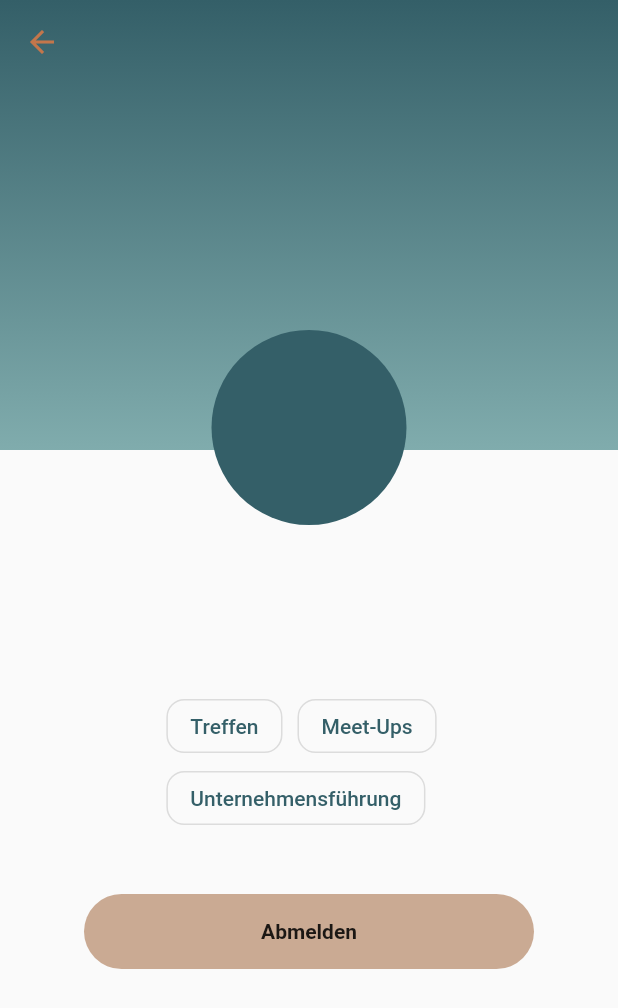
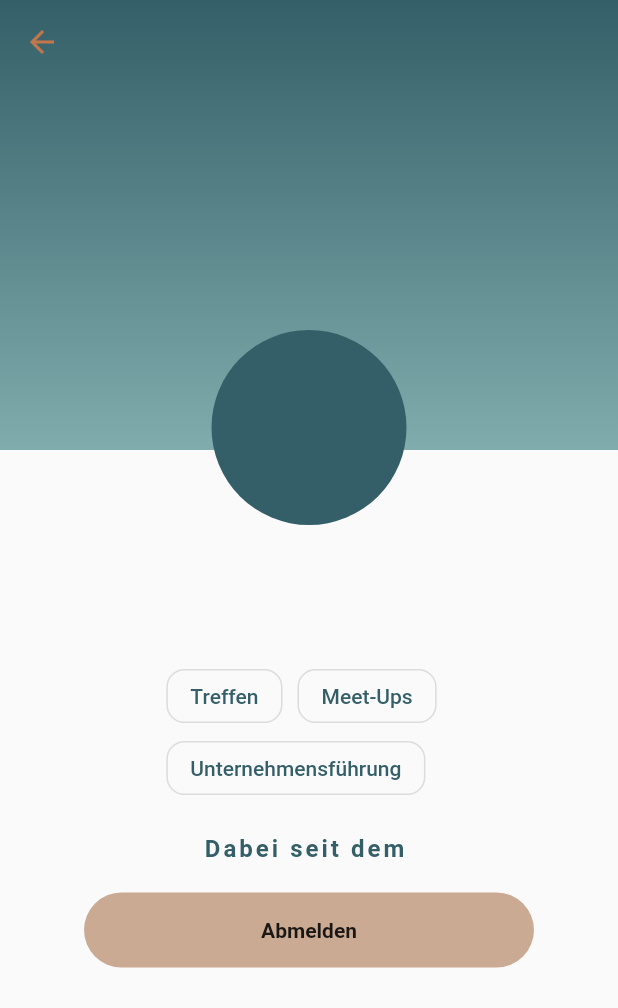
Before and after one commit to Call-Paul/buddy, a Flutter app: the EditProfile screen opened directly with empty values, on a phone screen of 412 x 824 dp. Shown: the top 1008 px of the screen. Run offline on Flutter 3.47's test engine with Material 2 defaults, Android fonts, the phone set to English and light mode, and no system bars; our stand-ins replace cloud_firestore, firebase_auth, firebase_core, firebase_storage, flutter_map, flutter_toggle_tab and 6 more; missing offline and left inert: dart:ffi, flutter_map_marker_cluster, material_dialogs, nfc_in_flutter; accounts and stored records are empty; network calls fail; project files that could hold a hidden picture were left out.

Commit message:
Add startDate to Profile and scanned Profile

```diff
--- a/lib/helperfunctions/sharedpref_helper.dart
+++ b/lib/helperfunctions/sharedpref_helper.dart
@@ -16,6 +16,7 @@ class SharedPreferencesHelper{
   static String userMeetUpKey = "USERMEETUPKEY";
   static String userSkillsKey = "USERSKILLSKEY";
   static String userAccountIdKey = "USERACCOUNTIDKEY";
+
 
 
 
--- a/lib/screens/profile.dart
+++ b/lib/screens/profile.dart
@@ -16,7 +16,8 @@ class EditProfile extends StatefulWidget {
       skill1,
       skill2,
       skill3,
-      skill4;
+      skill4,
+      startDate;
 
   EditProfile(
       {required this.myDisplayName,
@@ -26,7 +27,8 @@ class EditProfile extends StatefulWidget {
       required this.skill1,
       required this.skill2,
       required this.skill3,
-      required this.skill4});
+      required this.skill4,
+      required this.startDate});
 
   @override
   _EditProfileState createState() => _EditProfileState();
@@ -158,7 +160,7 @@ class _EditProfileState extends State<EditProfile> {
                             : Container(),
                         Container(
                           margin:
-                              EdgeInsets.symmetric(horizontal: 20, vertical: 40),
+                              EdgeInsets.only(left: 20,right: 20,top: 20, bottom: 10),
                           alignment: Alignment.center,
                           color: Colors.transparent,
                           child: Wrap(
@@ -215,6 +217,18 @@ class _EditProfileState extends State<EditProfile> {
                                 ),
                               ),
                             ],
+                          ),
+                        ),
+                        Container(
+                          margin: const EdgeInsets.only(top: 10, bottom: 20),
+                          child: Text(
+                            "Dabei seit dem ${widget.startDate}",
+                            style: const TextStyle(
+                                fontWeight: FontWeight.bold,
+                                color: Color.fromRGBO(52, 95, 104, 1),
+                                fontSize: 16,
+                                letterSpacing: 2),
+                            // textAlign: TextAlign.left
                           ),
                         ),
 
```
Also changed, not shown: lib/screens/home.dart (+21 -2 lines).
